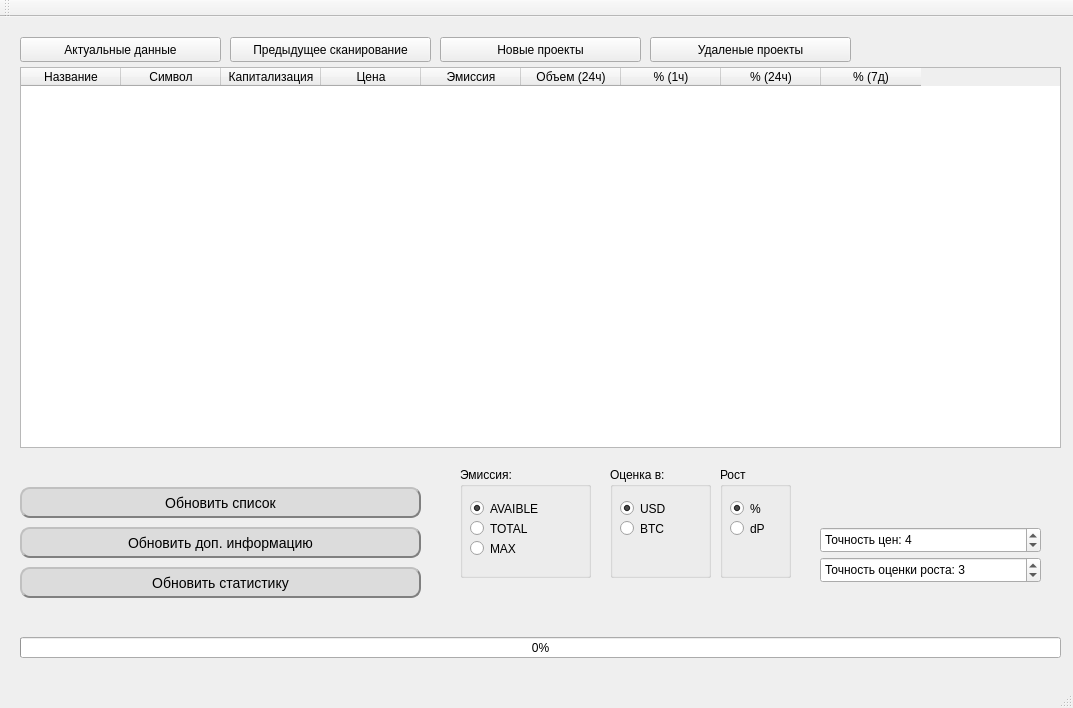
valeksan/qapico, file mainwindow.ui: the form before one commit.
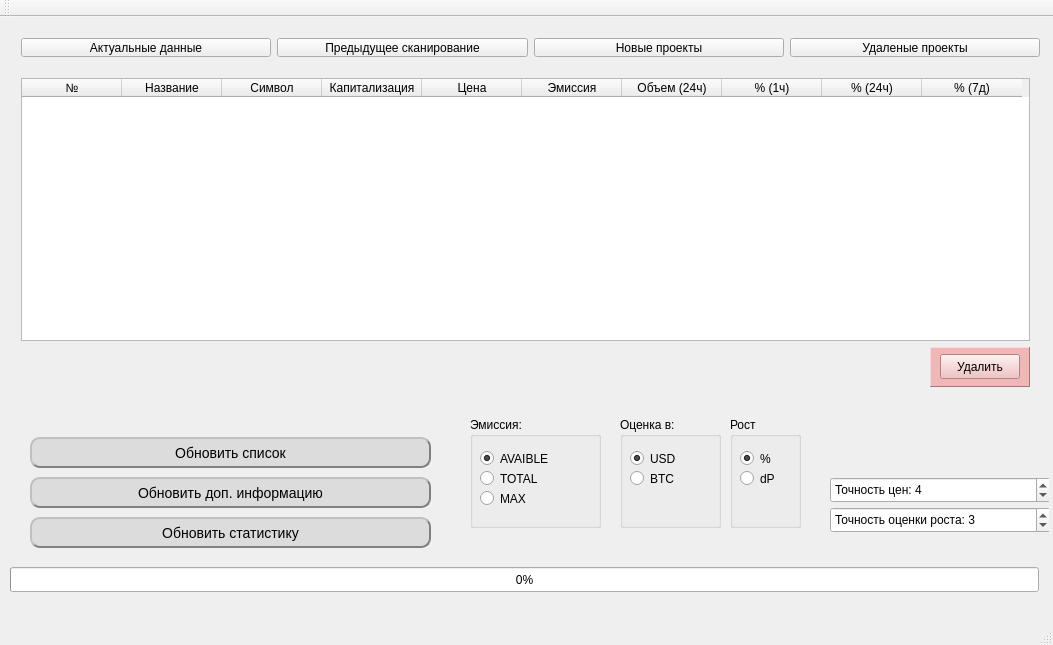
The form after the commit.

What changed in the file:
```diff
--- a/mainwindow.ui
+++ b/mainwindow.ui
@@ -6,8 +6,8 @@
    <rect>
     <x>0</x>
     <y>0</y>
-    <width>1073</width>
-    <height>708</height>
+    <width>1053</width>
+    <height>645</height>
    </rect>
   </property>
   <property name="windowTitle">
@@ -17,96 +17,45 @@
    <string notr="true"/>
   </property>
   <widget class="QWidget" name="centralWidget">
-   <widget class="QTableWidget" name="tableWidgetCurrencies">
+   <widget class="QProgressBar" name="progressBar">
     <property name="geometry">
      <rect>
-      <x>20</x>
-      <y>50</y>
-      <width>1041</width>
-      <height>381</height>
+      <x>10</x>
+      <y>550</y>
+      <width>1029</width>
+      <height>25</height>
      </rect>
     </property>
-    <column>
-     <property name="text">
-      <string>Название</string>
-     </property>
-    </column>
-    <column>
-     <property name="text">
-      <string>Символ</string>
-     </property>
-    </column>
-    <column>
-     <property name="text">
-      <string>Капитализация</string>
-     </property>
-    </column>
-    <column>
-     <property name="text">
-      <string>Цена</string>
-     </property>
-    </column>
-    <column>
-     <property name="text">
-      <string>Эмиссия</string>
-     </property>
-    </column>
-    <column>
-     <property name="text">
-      <string>Объем (24ч)</string>
-     </property>
-    </column>
-    <column>
-     <property name="text">
-      <string>% (1ч)</string>
-     </property>
-    </column>
-    <column>
-     <property name="text">
-      <string>% (24ч)</string>
-     </property>
-    </column>
-    <column>
-     <property name="text">
-      <string>% (7д)</string>
-     </property>
-    </column>
+    <property name="value">
+     <number>0</number>
+    </property>
    </widget>
-   <widget class="QPushButton" name="pushButtonUpdate">
+   <widget class="QWidget" name="widgetControlsBottom" native="true">
     <property name="geometry">
      <rect>
       <x>20</x>
-      <y>470</y>
-      <width>401</width>
-      <height>31</height>
+      <y>390</y>
+      <width>1029</width>
+      <height>150</height>
      </rect>
     </property>
-    <property name="styleSheet">
-     <string notr="true">QPushButton
-{
-	border: 2px outset grey;
-	border-radius: 10px;
-	background-color: gainsboro;
-	font-size: 14px;
-}
-
-QPushButton:pressed
-{
-	border: 1px inset grey;
-}
-
-
-</string>
+    <property name="minimumSize">
+     <size>
+      <width>0</width>
+      <height>150</height>
+     </size>
     </property>
-    <property name="text">
-     <string>Обновить список</string>
+    <property name="maximumSize">
+     <size>
+      <width>16777215</width>
+      <height>150</height>
+     </size>
     </property>
-   </widget>
    <widget class="QPushButton" name="pushButtonUpdate_2">
     <property name="geometry">
      <rect>
-      <x>20</x>
-      <y>510</y>
+       <x>10</x>
+       <y>70</y>
       <width>401</width>
       <height>31</height>
      </rect>
@@ -135,8 +84,8 @@
    <widget class="QPushButton" name="pushButtonUpdate_3">
     <property name="geometry">
      <rect>
-      <x>20</x>
-      <y>550</y>
+       <x>10</x>
+       <y>110</y>
       <width>401</width>
       <height>31</height>
      </rect>
@@ -162,79 +111,41 @@
      <string>Обновить статистику</string>
     </property>
    </widget>
-   <widget class="QProgressBar" name="progressBar">
-    <property name="geometry">
-     <rect>
-      <x>20</x>
-      <y>620</y>
-      <width>1041</width>
-      <height>21</height>
-     </rect>
-    </property>
-    <property name="value">
-     <number>0</number>
-    </property>
-   </widget>
-   <widget class="QLabel" name="label">
-    <property name="geometry">
-     <rect>
-      <x>20</x>
-      <y>570</y>
-      <width>921</width>
-      <height>17</height>
-     </rect>
-    </property>
-    <property name="text">
-     <string/>
-    </property>
-   </widget>
-   <widget class="QGroupBox" name="groupBox">
-    <property name="geometry">
-     <rect>
-      <x>610</x>
-      <y>450</y>
-      <width>101</width>
-      <height>111</height>
-     </rect>
-    </property>
-    <property name="title">
-     <string>Оценка в:</string>
-    </property>
-    <widget class="QRadioButton" name="radioButtonUSD">
+    <widget class="QPushButton" name="pushButtonUpdate">
      <property name="geometry">
       <rect>
        <x>10</x>
        <y>30</y>
-       <width>51</width>
-       <height>23</height>
+       <width>401</width>
+       <height>31</height>
       </rect>
      </property>
-     <property name="text">
-      <string>USD</string>
+     <property name="styleSheet">
+      <string notr="true">QPushButton
+{
+	border: 2px outset grey;
+	border-radius: 10px;
+	background-color: gainsboro;
+	font-size: 14px;
+}
+
+QPushButton:pressed
+{
+	border: 1px inset grey;
+}
+
+
+</string>
      </property>
-     <property name="checked">
-      <bool>true</bool>
-     </property>
-    </widget>
-    <widget class="QRadioButton" name="radioButtonBTC">
-     <property name="geometry">
-      <rect>
-       <x>10</x>
-       <y>50</y>
-       <width>51</width>
-       <height>23</height>
-      </rect>
-     </property>
      <property name="text">
-      <string>BTC</string>
+      <string>Обновить список</string>
      </property>
-    </widget>
    </widget>
    <widget class="QGroupBox" name="groupBox_2">
     <property name="geometry">
      <rect>
-      <x>460</x>
-      <y>450</y>
+       <x>450</x>
+       <y>10</y>
       <width>131</width>
       <height>111</height>
      </rect>
@@ -285,11 +196,30 @@
      </property>
     </widget>
    </widget>
+    <widget class="QSpinBox" name="spinBoxPrecisionPrices">
+     <property name="geometry">
+      <rect>
+       <x>810</x>
+       <y>70</y>
+       <width>221</width>
+       <height>26</height>
+      </rect>
+     </property>
+     <property name="prefix">
+      <string>Точность цен: </string>
+     </property>
+     <property name="maximum">
+      <number>20</number>
+     </property>
+     <property name="value">
+      <number>4</number>
+     </property>
+    </widget>
    <widget class="QGroupBox" name="groupBox_3">
     <property name="geometry">
      <rect>
-      <x>720</x>
-      <y>450</y>
+       <x>710</x>
+       <y>10</y>
       <width>71</width>
       <height>111</height>
      </rect>
@@ -327,30 +257,53 @@
      </property>
     </widget>
    </widget>
-   <widget class="QSpinBox" name="spinBoxPrecisionPrices">
+    <widget class="QGroupBox" name="groupBox">
     <property name="geometry">
      <rect>
-      <x>820</x>
-      <y>510</y>
-      <width>221</width>
-      <height>26</height>
-     </rect>
-    </property>
-    <property name="prefix">
-     <string>Точность цен: </string>
-    </property>
-    <property name="maximum">
-     <number>20</number>
-    </property>
-    <property name="value">
-     <number>4</number>
-    </property>
+       <x>600</x>
+       <y>10</y>
+       <width>101</width>
+       <height>111</height>
+      </rect>
+     </property>
+     <property name="title">
+      <string>Оценка в:</string>
+     </property>
+     <widget class="QRadioButton" name="radioButtonUSD">
+      <property name="geometry">
+       <rect>
+        <x>10</x>
+        <y>30</y>
+        <width>51</width>
+        <height>23</height>
+       </rect>
+      </property>
+      <property name="text">
+       <string>USD</string>
+      </property>
+      <property name="checked">
+       <bool>true</bool>
+      </property>
+     </widget>
+     <widget class="QRadioButton" name="radioButtonBTC">
+      <property name="geometry">
+       <rect>
+        <x>10</x>
+        <y>50</y>
+        <width>51</width>
+        <height>23</height>
+       </rect>
+      </property>
+      <property name="text">
+       <string>BTC</string>
+      </property>
+     </widget>
    </widget>
    <widget class="QSpinBox" name="spinBoxPrecisionIncrease">
     <property name="geometry">
      <rect>
-      <x>820</x>
-      <y>540</y>
+       <x>810</x>
+       <y>100</y>
       <width>221</width>
       <height>26</height>
      </rect>
@@ -365,15 +318,19 @@
      <number>3</number>
     </property>
    </widget>
+   </widget>
+   <widget class="QWidget" name="horizontalLayoutWidget">
+    <property name="geometry">
+     <rect>
+      <x>10</x>
+      <y>10</y>
+      <width>1041</width>
+      <height>41</height>
+     </rect>
+    </property>
+    <layout class="QHBoxLayout" name="horizontalLayoutControlsTop">
+     <item>
    <widget class="QPushButton" name="pushButtonActual">
-    <property name="geometry">
-     <rect>
-      <x>20</x>
-      <y>20</y>
-      <width>201</width>
-      <height>25</height>
-     </rect>
-    </property>
     <property name="styleSheet">
      <string notr="true"/>
     </property>
@@ -381,45 +338,193 @@
      <string>Актуальные данные</string>
     </property>
    </widget>
+     </item>
+     <item>
    <widget class="QPushButton" name="pushButtonPrevScan">
-    <property name="geometry">
-     <rect>
-      <x>230</x>
-      <y>20</y>
-      <width>201</width>
-      <height>25</height>
-     </rect>
-    </property>
     <property name="text">
      <string>Предыдущее сканирование</string>
     </property>
    </widget>
+     </item>
+     <item>
    <widget class="QPushButton" name="pushButtonNewProjects">
-    <property name="geometry">
-     <rect>
-      <x>440</x>
-      <y>20</y>
-      <width>201</width>
-      <height>25</height>
-     </rect>
-    </property>
     <property name="text">
      <string>Новые проекты</string>
     </property>
    </widget>
+     </item>
+     <item>
    <widget class="QPushButton" name="pushButtonDeadProjects">
-    <property name="geometry">
-     <rect>
-      <x>650</x>
-      <y>20</y>
-      <width>201</width>
-      <height>25</height>
-     </rect>
-    </property>
     <property name="text">
      <string>Удаленые проекты</string>
     </property>
    </widget>
+     </item>
+    </layout>
+   </widget>
+   <widget class="QWidget" name="verticalLayoutWidget">
+    <property name="geometry">
+     <rect>
+      <x>10</x>
+      <y>50</y>
+      <width>1031</width>
+      <height>331</height>
+     </rect>
+    </property>
+    <layout class="QVBoxLayout" name="verticalLayout">
+     <item>
+      <widget class="QTableWidget" name="tableWidgetCurrencies">
+       <property name="editTriggers">
+        <set>QAbstractItemView::NoEditTriggers</set>
+       </property>
+       <property name="showDropIndicator" stdset="0">
+        <bool>false</bool>
+       </property>
+       <property name="dragDropOverwriteMode">
+        <bool>false</bool>
+       </property>
+       <property name="alternatingRowColors">
+        <bool>true</bool>
+       </property>
+       <property name="selectionMode">
+        <enum>QAbstractItemView::SingleSelection</enum>
+       </property>
+       <property name="selectionBehavior">
+        <enum>QAbstractItemView::SelectRows</enum>
+       </property>
+       <property name="sortingEnabled">
+        <bool>true</bool>
+       </property>
+       <property name="cornerButtonEnabled">
+        <bool>true</bool>
+       </property>
+       <attribute name="horizontalHeaderCascadingSectionResizes">
+        <bool>true</bool>
+       </attribute>
+       <attribute name="verticalHeaderVisible">
+        <bool>false</bool>
+       </attribute>
+       <column>
+        <property name="text">
+         <string>№</string>
+        </property>
+       </column>
+       <column>
+        <property name="text">
+         <string>Название</string>
+        </property>
+       </column>
+       <column>
+        <property name="text">
+         <string>Символ</string>
+        </property>
+       </column>
+       <column>
+        <property name="text">
+         <string>Капитализация</string>
+        </property>
+       </column>
+       <column>
+        <property name="text">
+         <string>Цена</string>
+        </property>
+       </column>
+       <column>
+        <property name="text">
+         <string>Эмиссия</string>
+        </property>
+       </column>
+       <column>
+        <property name="text">
+         <string>Объем (24ч)</string>
+        </property>
+       </column>
+       <column>
+        <property name="text">
+         <string>% (1ч)</string>
+        </property>
+       </column>
+       <column>
+        <property name="text">
+         <string>% (24ч)</string>
+        </property>
+       </column>
+       <column>
+        <property name="text">
+         <string>% (7д)</string>
+        </property>
+       </column>
+      </widget>
+     </item>
+     <item>
+      <layout class="QHBoxLayout" name="horizontalLayoutA">
+       <property name="topMargin">
+        <number>0</number>
+       </property>
+       <property name="bottomMargin">
+        <number>0</number>
+       </property>
+       <item>
+        <spacer name="horizontalSpacer">
+         <property name="orientation">
+          <enum>Qt::Horizontal</enum>
+         </property>
+         <property name="sizeHint" stdset="0">
+          <size>
+           <width>40</width>
+           <height>20</height>
+          </size>
+         </property>
+        </spacer>
+       </item>
+       <item>
+        <widget class="QFrame" name="frame">
+         <property name="minimumSize">
+          <size>
+           <width>100</width>
+           <height>40</height>
+          </size>
+         </property>
+         <property name="styleSheet">
+          <string notr="true">background-color: rgb(240, 183, 183);</string>
+         </property>
+         <property name="frameShape">
+          <enum>QFrame::Panel</enum>
+         </property>
+         <property name="frameShadow">
+          <enum>QFrame::Raised</enum>
+         </property>
+         <widget class="QPushButton" name="pushButton">
+          <property name="geometry">
+           <rect>
+            <x>10</x>
+            <y>7</y>
+            <width>80</width>
+            <height>25</height>
+           </rect>
+          </property>
+          <property name="minimumSize">
+           <size>
+            <width>50</width>
+            <height>25</height>
+           </size>
+          </property>
+          <property name="maximumSize">
+           <size>
+            <width>80</width>
+            <height>25</height>
+           </size>
+          </property>
+          <property name="text">
+           <string>Удалить</string>
+          </property>
+         </widget>
+        </widget>
+       </item>
+      </layout>
+     </item>
+    </layout>
+   </widget>
   </widget>
   <widget class="QMenuBar" name="menuBar">
    <property name="geometry">
```
Left out of the diff: 2 changed lines with no effect on the pictures. Lines whose indentation alone changed are shown as unchanged.
